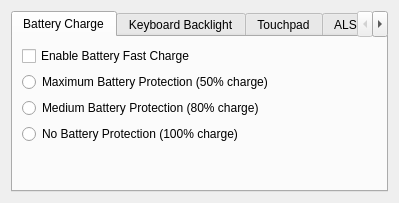
norbusan/sony-control-center, file vcc/main_window.ui: the form before one commit.
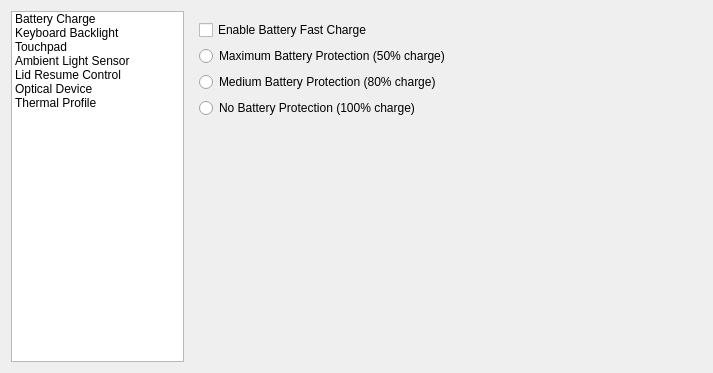
The form after the commit.

```diff
--- a/vcc/main_window.ui
+++ b/vcc/main_window.ui
@@ -6,8 +6,8 @@
    <rect>
     <x>0</x>
     <y>0</y>
-    <width>399</width>
-    <height>203</height>
+    <width>713</width>
+    <height>373</height>
    </rect>
   </property>
   <property name="sizePolicy">
@@ -16,31 +16,88 @@
     <verstretch>0</verstretch>
    </sizepolicy>
   </property>
+  <property name="minimumSize">
+   <size>
+    <width>713</width>
+    <height>373</height>
+   </size>
+  </property>
+  <property name="maximumSize">
+   <size>
+    <width>713</width>
+    <height>373</height>
+   </size>
+  </property>
   <property name="windowTitle">
    <string>VAIO Control Center</string>
   </property>
+  <layout class="QHBoxLayout" name="horizontalLayout_2">
+   <item>
+    <widget class="QListWidget" name="listWidget">
+     <property name="minimumSize">
+      <size>
+       <width>173</width>
+       <height>0</height>
+      </size>
+     </property>
+     <property name="maximumSize">
+      <size>
+       <width>173</width>
+       <height>16777215</height>
+      </size>
+     </property>
+     <item>
+      <property name="text">
+       <string>Battery Charge</string>
+      </property>
+     </item>
+     <item>
+      <property name="text">
+       <string>Keyboard Backlight</string>
+      </property>
+     </item>
+     <item>
+      <property name="text">
+       <string>Touchpad</string>
+      </property>
+     </item>
+     <item>
+      <property name="text">
+       <string>Ambient Light Sensor</string>
+      </property>
+     </item>
+     <item>
+      <property name="text">
+       <string>Lid Resume Control</string>
+      </property>
+     </item>
+     <item>
+      <property name="text">
+       <string>Optical Device</string>
+      </property>
+     </item>
+     <item>
+      <property name="text">
+       <string>Thermal Profile</string>
+      </property>
+     </item>
+    </widget>
+   </item>
+   <item>
+    <widget class="QWidget" name="widget" native="true">
   <layout class="QVBoxLayout" name="verticalLayout">
+      <property name="margin">
+       <number>0</number>
+      </property>
    <item>
-    <widget class="QTabWidget" name="tabWidget">
+       <widget class="QStackedWidget" name="stackedWidget">
      <property name="enabled">
       <bool>true</bool>
      </property>
-     <property name="tabPosition">
-      <enum>QTabWidget::North</enum>
-     </property>
      <property name="currentIndex">
       <number>0</number>
      </property>
-     <property name="usesScrollButtons">
-      <bool>true</bool>
-     </property>
-     <property name="documentMode">
-      <bool>false</bool>
-     </property>
-     <widget class="QWidget" name="tab_battery">
-      <attribute name="title">
-       <string>Battery Charge</string>
-      </attribute>
+        <widget class="QWidget" name="stackedWidgetPage1" native="true">
       <layout class="QVBoxLayout" name="verticalLayout_2">
        <item>
         <widget class="QCheckBox" name="chk_battery_fast_charge">
@@ -109,10 +166,7 @@
        </item>
       </layout>
      </widget>
-     <widget class="QWidget" name="tab_kbd_bl">
-      <attribute name="title">
-       <string>Keyboard Backlight</string>
-      </attribute>
+        <widget class="QWidget" name="stackedWidgetPage2" native="true">
       <layout class="QVBoxLayout" name="verticalLayout_3">
        <item>
         <widget class="QFrame" name="frm_kbd_bl">
@@ -180,10 +234,7 @@
        </item>
       </layout>
      </widget>
-     <widget class="QWidget" name="tab_touchpad">
-      <attribute name="title">
-       <string>Touchpad</string>
-      </attribute>
+        <widget class="QWidget" name="stackedWidgetPage3" native="true">
       <layout class="QVBoxLayout" name="verticalLayout_7">
        <item>
         <widget class="QCheckBox" name="chk_enable_touchpad">
@@ -207,10 +258,7 @@
        </item>
       </layout>
      </widget>
-     <widget class="QWidget" name="tab_als">
-      <attribute name="title">
-       <string>ALS</string>
-      </attribute>
+        <widget class="QWidget" name="stackedWidgetPage4" native="true">
       <layout class="QVBoxLayout" name="verticalLayout_6">
        <item>
         <widget class="QFrame" name="frm_als">
@@ -274,10 +322,7 @@
        </item>
       </layout>
      </widget>
-     <widget class="QWidget" name="tab_lid">
-      <attribute name="title">
-       <string>Lid Resume Control</string>
-      </attribute>
+        <widget class="QWidget" name="stackedWidgetPage5" native="true">
       <layout class="QVBoxLayout" name="verticalLayout_5">
        <item>
         <widget class="QFrame" name="frm_lid">
@@ -323,10 +368,7 @@
        </item>
       </layout>
      </widget>
-     <widget class="QWidget" name="tab_optdev">
-      <attribute name="title">
-       <string>Optical Device</string>
-      </attribute>
+        <widget class="QWidget" name="stackedWidgetPage6" native="true">
       <layout class="QFormLayout" name="formLayout_5">
        <item row="0" column="0">
         <widget class="QCheckBox" name="chk_enable_optdev">
@@ -337,10 +379,7 @@
        </item>
       </layout>
      </widget>
-     <widget class="QWidget" name="tab_thermal">
-      <attribute name="title">
-       <string>Thermal Profile</string>
-      </attribute>
+        <widget class="QWidget" name="stackedWidgetPage7" native="true">
       <layout class="QVBoxLayout" name="verticalLayout_9">
        <item>
         <widget class="QFrame" name="frm_thermal">
@@ -402,6 +441,9 @@
        </item>
       </layout>
      </widget>
+       </widget>
+      </item>
+     </layout>
     </widget>
    </item>
   </layout>
```
Lines whose indentation alone changed are shown as unchanged.
